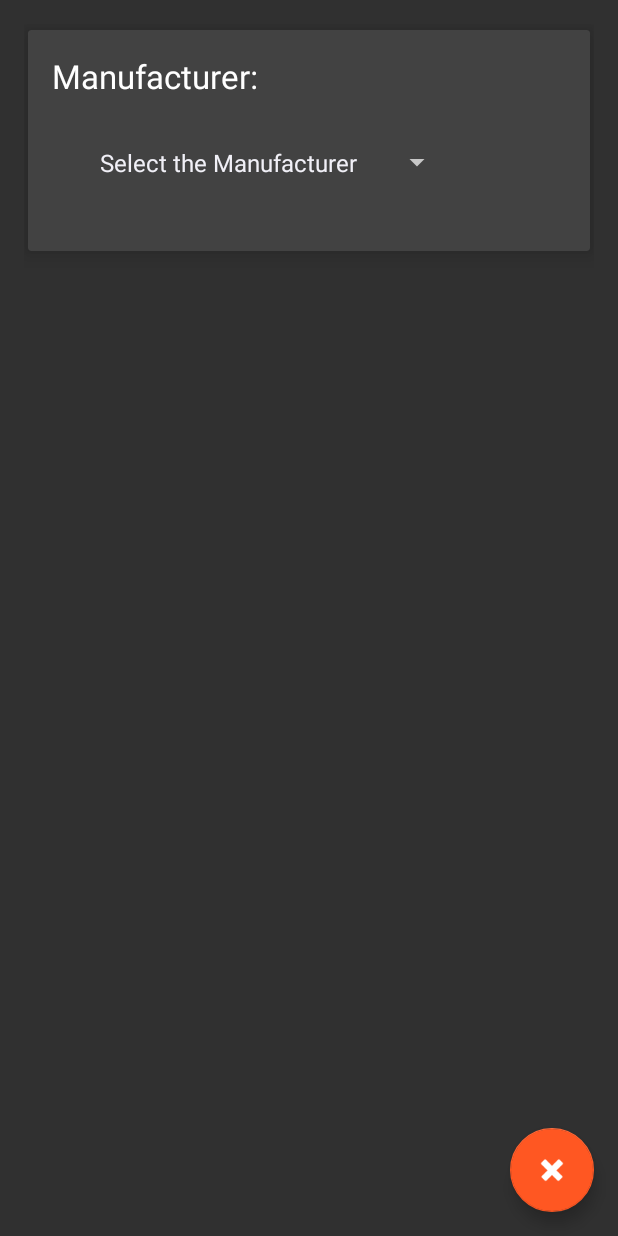
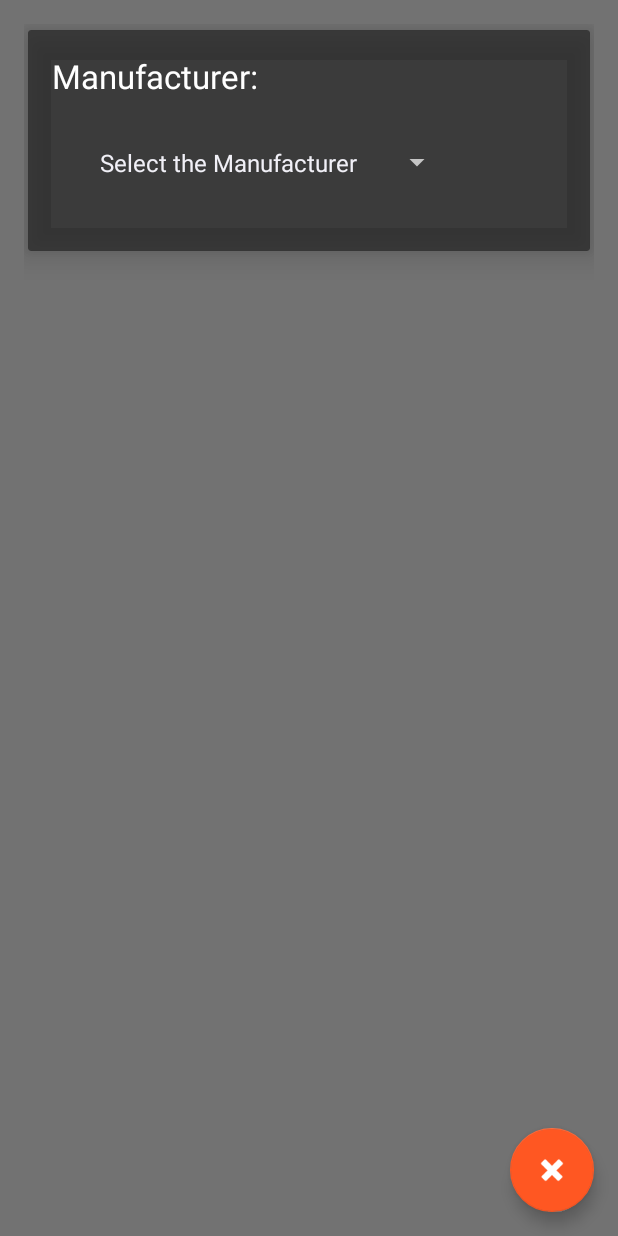
Before and after one commit to aakaashjois/NightPhotoExposureFinder, an Android app: the screen it shows after launch (MainActivity), after a tap on "YES", on a phone screen of 412 x 824 dp. Run offline under Robolectric (Android 15) with nearby library versions, the phone set to English and light mode, and no system bars; 2 other taps on this screen came first.

Commit message:
Changed animation and modified colors.

```diff
--- a/app/src/main/java/biryanistudio/nitefotografr/MainActivity.java
+++ b/app/src/main/java/biryanistudio/nitefotografr/MainActivity.java
@@ -315,13 +315,11 @@ public class MainActivity extends AppCompatActivity {
     private void animateViewIn(View view) {
 
         view.setVisibility(View.VISIBLE);
-        view.setTranslationY(-3 * offset);
         view.setAlpha(0f);
         view.animate()
-                .translationY(0f)
                 .alpha(1f)
                 .setInterpolator(interpolator)
-                .setDuration(1000)
+                .setDuration(500)
                 .start();
 
     }
@@ -329,10 +327,8 @@ public class MainActivity extends AppCompatActivity {
     private void animateViewOut(View view) {
 
         view.setVisibility(View.VISIBLE);
-        view.setTranslationY(0f);
         view.setAlpha(1f);
         view.animate()
-                .translationY(-3 * offset)
                 .alpha(0f)
                 .setInterpolator(interpolator)
                 .setDuration(1000)
@@ -345,7 +341,7 @@ public class MainActivity extends AppCompatActivity {
         view.setVisibility(View.VISIBLE);
         if (Build.VERSION.SDK_INT >= Build.VERSION_CODES.LOLLIPOP) {
             view.animate()
-                    .translationZ(10f)
+                    .translationZ(15f)
                     .setInterpolator(interpolator)
                     .setDuration(300)
                     .start();
@@ -358,7 +354,7 @@ public class MainActivity extends AppCompatActivity {
         view.setVisibility(View.VISIBLE);
         if (Build.VERSION.SDK_INT >= Build.VERSION_CODES.LOLLIPOP) {
             view.animate()
-                    .translationZ(-10f)
+                    .translationZ(-15f)
                     .setInterpolator(interpolator)
                     .setDuration(300)
                     .start();
--- a/app/src/main/res/layout/activity_main.xml
+++ b/app/src/main/res/layout/activity_main.xml
@@ -15,6 +15,8 @@
         android:layout_height="wrap_content"
         android:layout_gravity="bottom|end"
         android:layout_margin="@dimen/fab_margin"
+        android:drawingCacheQuality="auto"
+        android:soundEffectsEnabled="true"
         android:src="@android:drawable/ic_delete"
         android:tint="@android:color/white"/>
 
--- a/app/src/main/res/layout/content_main.xml
+++ b/app/src/main/res/layout/content_main.xml
@@ -2,7 +2,8 @@
 
 <ScrollView xmlns:android="http://schemas.android.com/apk/res/android"
             android:layout_width="match_parent"
-            android:layout_height="match_parent">
+            android:layout_height="match_parent"
+            android:background="@color/textSecondary">
 
     <LinearLayout
         android:id="@+id/linearLayout"
@@ -20,8 +21,9 @@
             android:layout_width="match_parent"
             android:layout_height="wrap_content"
             android:layout_weight="0"
-            card_view:cardBackgroundColor="@color/cardview_dark_background"
-            card_view:cardUseCompatPadding="true">
+            card_view:cardBackgroundColor="@color/cardViewBackground"
+            card_view:cardUseCompatPadding="true"
+            card_view:theme="@style/CardView.Dark">
 
             <LinearLayout
                 android:layout_width="match_parent"
@@ -49,7 +51,7 @@
             android:layout_width="match_parent"
             android:layout_height="wrap_content"
             android:layout_weight="0"
-            card_view:cardBackgroundColor="@color/cardview_dark_background"
+            card_view:cardBackgroundColor="@color/cardViewBackground"
             card_view:cardUseCompatPadding="true">
 
             <LinearLayout
@@ -103,7 +105,7 @@
             android:layout_width="match_parent"
             android:layout_height="wrap_content"
             android:layout_weight="0"
-            card_view:cardBackgroundColor="@color/cardview_dark_background"
+            card_view:cardBackgroundColor="@color/cardViewBackground"
             card_view:cardUseCompatPadding="true">
 
             <LinearLayout
@@ -136,7 +138,7 @@
             android:layout_width="match_parent"
             android:layout_height="wrap_content"
             android:layout_weight="0"
-            card_view:cardBackgroundColor="@color/cardview_dark_background"
+            card_view:cardBackgroundColor="@color/cardViewBackground"
             card_view:cardUseCompatPadding="true">
 
             <LinearLayout
--- a/app/src/main/res/values/colors.xml
+++ b/app/src/main/res/values/colors.xml
@@ -8,4 +8,5 @@
     <color name="textPrimary">#212121</color>
     <color name="textSecondary">#727272</color>
     <color name="divider">#B6B6B6</color>
+    <color name="cardViewBackground">#AA202020</color>
 </resources>
```
Also changed, not shown: app/src/main/res/drawable/back.jpeg (added).
